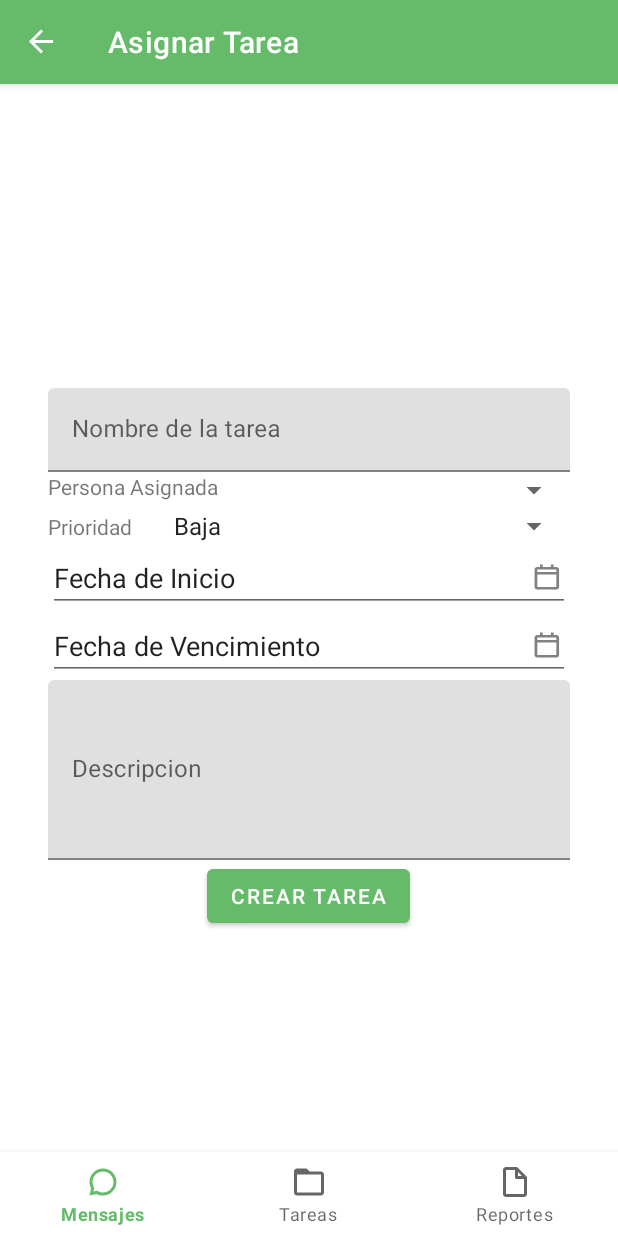
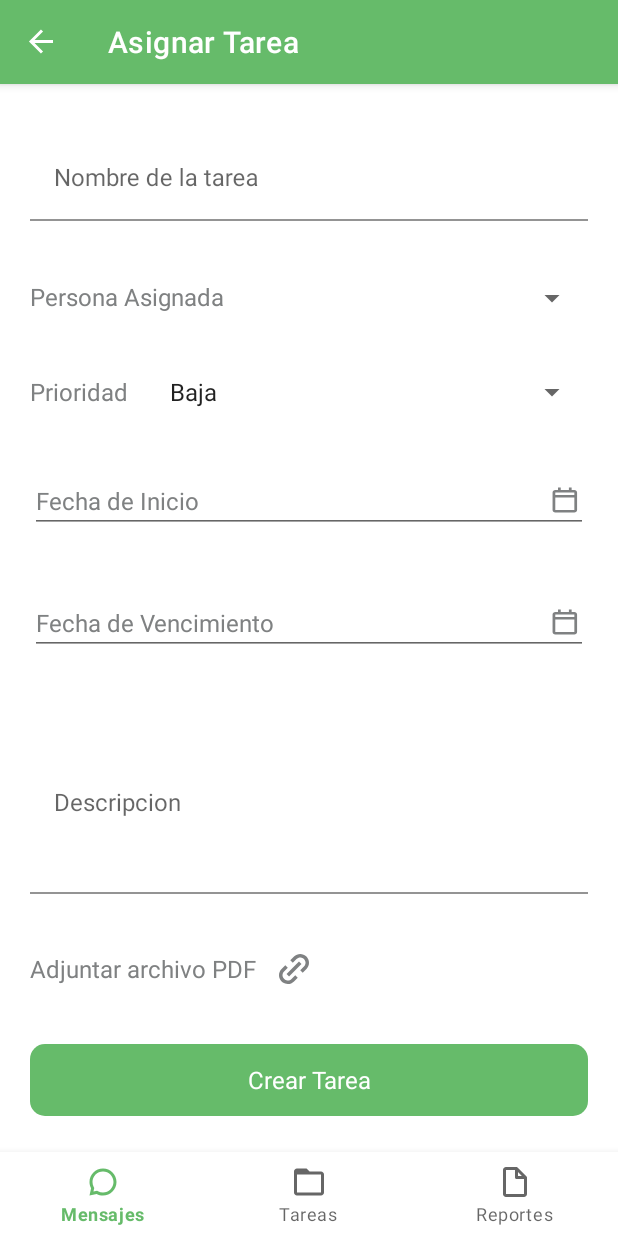
Before and after one commit to FridaRojas/SemilleroEKT, an Android app: the FormularioCrearTareasFragment screen opened through its navigation route, on a phone screen of 412 x 824 dp. Run offline under Robolectric (Android 15) with nearby library versions, the phone set to English and light mode, and no system bars; our stand-ins replace navigation-ui; network calls fail; 1 statement that could not run was skipped.

Commit message:
Se editó la vista del formulario para crear tareas, se agregaron estilos en temas.

```diff
--- a/Android/app/src/main/java/com/example/agileus/config/ConfigRetrofit.kt
+++ b/Android/app/src/main/java/com/example/agileus/config/ConfigRetrofit.kt
@@ -15,7 +15,7 @@ class ConfigRetrofit {
 
     //todo Falta editar el url para las tareas
     val URL_BASE_TAREAS =
-        "http://10.97.7.144:2021/api/"
+        "http://10.97.5.172:2021/api/"
 
     fun obtenerConfiguracionRetofit(): ConversationApi {
         var mRetrofit = Retrofit.Builder()
--- /dev/null
+++ b/Android/app/src/main/res/drawable/adjuntar_archivo.xml
@@ -0,0 +1,9 @@
+<vector xmlns:android="http://schemas.android.com/apk/res/android"
+    android:width="20dp"
+    android:height="20dp"
+    android:viewportWidth="20"
+    android:viewportHeight="20">
+  <path
+      android:pathData="M5.8631,20C3.4919,20 1.3542,18.5716 0.4466,16.381C-0.4609,14.1904 0.0403,11.6687 1.7168,9.9918L4.205,7.5035L5.8631,9.1616L3.376,11.6487C2.4873,12.5374 2.1402,13.8328 2.4655,15.0469C2.7908,16.261 3.7391,17.2093 4.9531,17.5346C6.1672,17.8599 7.4626,17.5128 8.3514,16.624L10.8384,14.1369L12.4965,15.7962L10.0094,18.2833C8.912,19.3861 7.419,20.0043 5.8631,20ZM6.6921,14.966L5.0341,13.3079L13.3255,5.0164L14.9836,6.6745L6.6933,14.9648L6.6921,14.966ZM15.8138,12.4789L14.1546,10.8208L16.6417,8.3337C17.5425,7.4476 17.8989,6.1464 17.5753,4.9249C17.2517,3.7034 16.2979,2.7494 15.0765,2.4255C13.8551,2.1016 12.5538,2.4577 11.6675,3.3584L9.1792,5.8454L7.5212,4.1874L10.0094,1.6991C12.302,-0.5734 16.0002,-0.5653 18.2828,1.7172C20.5653,3.9998 20.5734,7.6981 18.3009,9.9906L15.8138,12.4777V12.4789Z"
+      android:fillColor="#7F8182"/>
+</vector>
--- a/Android/app/src/main/res/layout/fragment_formulario_crear_tareas.xml
+++ b/Android/app/src/main/res/layout/fragment_formulario_crear_tareas.xml
@@ -1,135 +1,154 @@
 <?xml version="1.0" encoding="utf-8"?>
-<FrameLayout xmlns:android="http://schemas.android.com/apk/res/android"
+<androidx.constraintlayout.widget.ConstraintLayout xmlns:android="http://schemas.android.com/apk/res/android"
     xmlns:tools="http://schemas.android.com/tools"
     android:layout_width="match_parent"
     android:layout_height="match_parent"
-    android:padding="32dp"
+    android:padding="@dimen/paddingFormulario"
     xmlns:app="http://schemas.android.com/apk/res-auto"
     tools:context=".ui.modulotareas.creartareas.FormularioCrearTareasFragment">
 
-    <LinearLayout
-        android:layout_width="match_parent"
-        android:layout_height="match_parent"
-        android:orientation="vertical"
-        android:gravity="center"
-        >
-
-        <!--      TEXTINPUTLAYOUT TITULO    -->
+    <!--    TextInputLayout Título   -->
     <com.google.android.material.textfield.TextInputLayout
+        android:id="@+id/textTitulo"
         android:layout_width="match_parent"
         android:layout_height="wrap_content"
-
-            android:hint="@string/nombre_de_la_tarea">
-            <!--      EDIT TEXT      -->
+        android:hint="@string/nombre_de_la_tarea"
+        android:layout_marginTop="@dimen/marginFormulario"
+        app:layout_constraintStart_toStartOf="parent"
+        app:layout_constraintTop_toTopOf="parent">
         <com.google.android.material.textfield.TextInputEditText
             android:id="@+id/edt_agrega_titulo"
+            style="@style/StyleEditText"
             android:layout_width="match_parent"
             android:layout_height="wrap_content"
+            android:imeOptions="actionNext"
+            android:singleLine="true">
+        </com.google.android.material.textfield.TextInputEditText>
+    </com.google.android.material.textfield.TextInputLayout>
 
-                android:imeOptions="actionNext"
-                android:singleLine="true"
-                >
-            </com.google.android.material.textfield.TextInputEditText>
-            <!--      EDIT TEXT      -->
-        </com.google.android.material.textfield.TextInputLayout>
-        <!--      TEXTINPUTLAYOUT TITULO    -->
-
-        <!--      LINEAR PERSONA ASIGNADA    -->
+    <!--     LinearLayout Persona Asignada "Spinner"   -->
     <LinearLayout
         android:id="@+id/linear_persona_asignada"
         android:layout_width="match_parent"
-            android:layout_height="wrap_content">
+        android:layout_height="wrap_content"
+        app:layout_constraintStart_toStartOf="parent"
+        app:layout_constraintTop_toBottomOf="@id/textTitulo"
+        app:layout_constraintBottom_toTopOf="@id/linear_prioridad">
         <TextView
             android:text="@string/persona_asignada"
+            style="@style/StyleTextFormulario"
             android:layout_width="wrap_content"
             android:layout_height="wrap_content"
-                android:layout_marginRight="20dp"
-                />
+            android:layout_marginRight="20dp" />
         <Spinner
             android:id="@+id/spinPersonaAsignada"
             android:layout_width="match_parent"
-                android:layout_height="wrap_content"
-                />
+            android:layout_height="wrap_content" />
+    </LinearLayout>
 
-        </LinearLayout>
-        <!--      LINEAR PERSONA ASIGNADA    -->
-
-        <!--      LINEAR PRIORIDAD    -->
+    <!--      LinearLayout Prioridad "Spinner"   -->
     <LinearLayout
         android:id="@+id/linear_prioridad"
         android:layout_width="match_parent"
-            android:layout_height="wrap_content">
+        android:layout_height="wrap_content"
+        app:layout_constraintStart_toStartOf="parent"
+        app:layout_constraintTop_toBottomOf="@id/linear_persona_asignada"
+        app:layout_constraintBottom_toTopOf="@id/edt_fecha_inicio">
         <TextView
             android:text="@string/prioridad"
+            style="@style/StyleTextFormulario"
             android:layout_width="wrap_content"
             android:layout_height="wrap_content"
-                android:layout_marginRight="20dp"
-                />
+            android:layout_marginRight="20dp" />
         <Spinner
             android:id="@+id/spinPrioridad"
             android:layout_width="match_parent"
-                android:layout_height="wrap_content"
-                />
+            android:layout_height="wrap_content" />
+    </LinearLayout>
 
-        </LinearLayout>
-        <!--      LINEAR PRIORIDAD    -->
-
+    <!-- Fecha de Inicio -->
     <EditText
         android:id="@+id/edt_fecha_inicio"
+        style="@style/StyleTextFormulario"
         android:layout_width="match_parent"
         android:layout_height="wrap_content"
         android:clickable="true"
         android:drawableEnd="@drawable/iconocalendario"
         android:focusable="false"
         android:text="@string/fecha_de_inicio"
+        app:layout_constraintStart_toStartOf="parent"
+        app:layout_constraintTop_toBottomOf="@id/linear_prioridad"
+        app:layout_constraintBottom_toTopOf="@id/edt_fecha_fin"/>
 
-            />
-
+    <!-- Fecha de Fin -->
     <EditText
         android:id="@+id/edt_fecha_fin"
+        style="@style/StyleTextFormulario"
         android:layout_width="match_parent"
         android:layout_height="wrap_content"
         android:drawableEnd="@drawable/iconocalendario"
         android:clickable="true"
         android:focusable="false"
         android:text="@string/fecha_de_vencimiento"
+        app:layout_constraintStart_toStartOf="parent"
+        app:layout_constraintTop_toBottomOf="@id/edt_fecha_inicio"
+        app:layout_constraintBottom_toTopOf="@id/txt_descripcion"/>
 
-            />
-
-
-        <!--      TEXTINPUTLAYOUT  DESCRIPCION    -->
+    <!--      TextInputLayout Descripción   -->
     <com.google.android.material.textfield.TextInputLayout
+        android:id="@+id/txt_descripcion"
         android:layout_width="match_parent"
         android:layout_height="wrap_content"
         android:hint="@string/descripcion"
-            >
+        style="@style/textCard"
+        app:layout_constraintStart_toStartOf="parent"
+        app:layout_constraintTop_toBottomOf="@id/edt_fecha_fin"
+        app:layout_constraintBottom_toTopOf="@id/txtArchivo">
 
-            <!--      EDIT TEXT      -->
         <com.google.android.material.textfield.TextInputEditText
             android:id="@+id/edt_descripcion"
+            style="@style/StyleEditText"
             android:layout_width="match_parent"
             android:layout_height="120dp"
             android:imeOptions="actionDone"
             android:singleLine="false"
-                android:textAlignment="textStart"
-                >
-            </com.google.android.material.textfield.TextInputEditText>
-            <!--      EDIT TEXT      -->
+            android:textAlignment="textStart"></com.google.android.material.textfield.TextInputEditText>
     </com.google.android.material.textfield.TextInputLayout>
-        <!--      TEXTINPUTLAYOUT  DESCRIPCION    -->
+
+    <!-- Adjuntar Archivo -->
+    <TextView
+        android:id="@+id/txtArchivo"
+        android:text="Adjuntar archivo PDF"
+        style="@style/StyleTextFormulario"
+        android:layout_width="wrap_content"
+        android:layout_height="wrap_content"
+        app:layout_constraintStart_toStartOf="parent"
+        app:layout_constraintTop_toBottomOf="@id/txt_descripcion"
+        app:layout_constraintBottom_toTopOf="@id/btn_Crear_Tarea" />
+
+    <ImageView
+        android:id="@+id/btnAdjuntarArchivo"
+        android:layout_width="wrap_content"
+        android:layout_height="wrap_content"
+        android:src="@drawable/adjuntar_archivo"
+        android:layout_marginLeft="15dp"
+        app:layout_constraintStart_toEndOf="@id/txtArchivo"
+        app:layout_constraintTop_toBottomOf="@id/txt_descripcion"
+        app:layout_constraintBottom_toTopOf="@id/btn_Crear_Tarea"/>
+
+    <!-- Button Crear Tarea -->
+    <Button
+        android:id="@+id/btn_Crear_Tarea"
+        android:layout_width="match_parent"
+        android:layout_height="wrap_content"
+        android:text="@string/crear_tarea"
+        android:background="@drawable/rounded_bg"
+        style="@style/StyleButton"
+        android:layout_marginBottom="60dp"
+        app:layout_constraintStart_toStartOf="parent"
+        app:layout_constraintEnd_toEndOf="parent"
+        app:layout_constraintBottom_toBottomOf="parent"/>
 
 
 
-        <Button
-            android:id="@+id/btn_Crear_Tarea"
-            android:layout_width="wrap_content"
-            android:layout_height="wrap_content"
-            android:text="@string/crear_tarea"
-            />
-
-
-    </LinearLayout>
-
-
-
-</FrameLayout>
+</androidx.constraintlayout.widget.ConstraintLayout>
--- a/Android/app/src/main/res/values-night/themes.xml
+++ b/Android/app/src/main/res/values-night/themes.xml
@@ -53,5 +53,16 @@
         <item name="android:textStyle">normal</item>
     </style>
 
+    <style name="StyleTextFormulario" parent="android:style/Widget.TextView">
+        <item name="android:textSize">16sp</item>
+        <item name="android:textColor">@color/white</item>
+        <item name="android:textStyle">normal</item>
+    </style>
 
+    <style name="StyleEditText" parent="android:style/Widget.TextView">
+        <item name="android:textSize">16sp</item>
+        <item name="android:textColor">@color/white</item>
+        <item name="android:textStyle">normal</item>
+        <item name="android:background">@color/black</item>
+    </style>
 </resources>
--- a/Android/app/src/main/res/values/dimens.xml
+++ b/Android/app/src/main/res/values/dimens.xml
@@ -4,4 +4,6 @@
     <dimen name="activity_vertical_margin">16dp</dimen>
     <dimen name="paddingGeneral">16dp</dimen>
     <dimen name="cornerRadiusCard">10dp</dimen>
+    <dimen name="marginFormulario">15dp</dimen>
+    <dimen name="paddingFormulario">20dp</dimen>
 </resources>
--- a/Android/app/src/main/res/values/themes.xml
+++ b/Android/app/src/main/res/values/themes.xml
@@ -54,4 +54,16 @@
         <item name="android:textStyle">normal</item>
     </style>
 
+    <style name="StyleTextFormulario" parent="android:style/Widget.TextView">
+        <item name="android:textSize">16sp</item>
+        <item name="android:textColor">@color/colorGray</item>
+        <item name="android:textStyle">normal</item>
+    </style>
+
+    <style name="StyleEditText" parent="android:style/Widget.TextView">
+        <item name="android:textSize">16sp</item>
+        <item name="android:textColor">@color/colorGray</item>
+        <item name="android:textStyle">normal</item>
+        <item name="android:background">@color/white</item>
+    </style>
 </resources>
```
Lines whose indentation alone changed are shown as unchanged.
